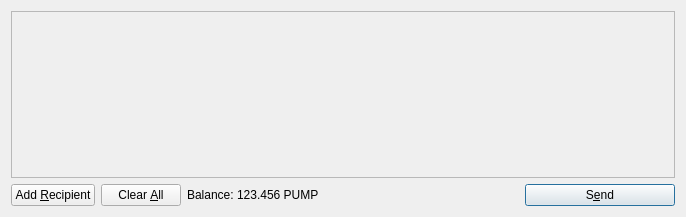
Before: the Qt Designer form src/qt/forms/sendcoinsdialog.ui in PumpCoinDEV/PumpCoin, drawn with Qt 5.
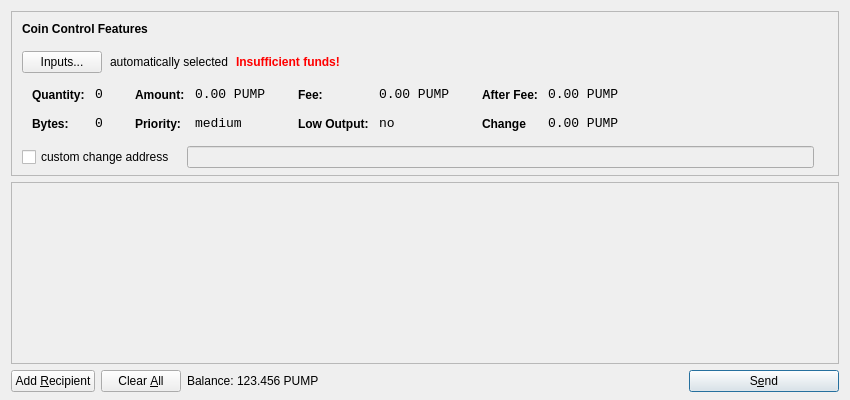
After: the same form once the commit is applied. Icons and pictures are not drawn.

The edit to the form file:
```diff
--- a/src/qt/forms/sendcoinsdialog.ui
+++ b/src/qt/forms/sendcoinsdialog.ui
@@ -6,14 +6,615 @@
    <rect>
     <x>0</x>
     <y>0</y>
-    <width>686</width>
-    <height>217</height>
+    <width>850</width>
+    <height>400</height>
    </rect>
   </property>
   <property name="windowTitle">
    <string>Send Coins</string>
   </property>
-  <layout class="QVBoxLayout" name="verticalLayout">
+  <layout class="QVBoxLayout" name="verticalLayout" stretch="0,1,0">
+   <property name="bottomMargin">
+    <number>8</number>
+   </property>
+   <item>
+    <widget class="QFrame" name="frameCoinControl">
+     <property name="sizePolicy">
+      <sizepolicy hsizetype="Expanding" vsizetype="Expanding">
+       <horstretch>0</horstretch>
+       <verstretch>0</verstretch>
+      </sizepolicy>
+     </property>
+     <property name="maximumSize">
+      <size>
+       <width>16777215</width>
+       <height>16777215</height>
+      </size>
+     </property>
+     <property name="frameShape">
+      <enum>QFrame::StyledPanel</enum>
+     </property>
+     <property name="frameShadow">
+      <enum>QFrame::Sunken</enum>
+     </property>
+     <layout class="QVBoxLayout" name="verticalLayoutCoinControl2">
+      <property name="spacing">
+       <number>-1</number>
+      </property>
+      <property name="leftMargin">
+       <number>0</number>
+      </property>
+      <property name="topMargin">
+       <number>0</number>
+      </property>
+      <property name="rightMargin">
+       <number>0</number>
+      </property>
+      <property name="bottomMargin">
+       <number>6</number>
+      </property>
+      <item>
+       <layout class="QVBoxLayout" name="verticalLayoutCoinControl" stretch="0,0,0,0,1">
+        <property name="spacing">
+         <number>0</number>
+        </property>
+        <property name="leftMargin">
+         <number>10</number>
+        </property>
+        <property name="topMargin">
+         <number>10</number>
+        </property>
+        <item>
+         <layout class="QHBoxLayout" name="horizontalLayoutCoinControl1">
+          <property name="bottomMargin">
+           <number>15</number>
+          </property>
+          <item>
+           <widget class="QLabel" name="labelCoinControlFeatures">
+            <property name="sizePolicy">
+             <sizepolicy hsizetype="Preferred" vsizetype="Maximum">
+              <horstretch>0</horstretch>
+              <verstretch>0</verstretch>
+             </sizepolicy>
+            </property>
+            <property name="font">
+             <font>
+              <weight>75</weight>
+              <bold>true</bold>
+             </font>
+            </property>
+            <property name="styleSheet">
+             <string notr="true">font-weight:bold;</string>
+            </property>
+            <property name="text">
+             <string>Coin Control Features</string>
+            </property>
+           </widget>
+          </item>
+         </layout>
+        </item>
+        <item>
+         <layout class="QHBoxLayout" name="horizontalLayoutCoinControl2" stretch="0,0,0,0">
+          <property name="spacing">
+           <number>8</number>
+          </property>
+          <property name="bottomMargin">
+           <number>10</number>
+          </property>
+          <item>
+           <widget class="QPushButton" name="pushButtonCoinControl">
+            <property name="styleSheet">
+             <string notr="true"/>
+            </property>
+            <property name="text">
+             <string>Inputs...</string>
+            </property>
+           </widget>
+          </item>
+          <item>
+           <widget class="QLabel" name="labelCoinControlAutomaticallySelected">
+            <property name="text">
+             <string>automatically selected</string>
+            </property>
+            <property name="margin">
+             <number>5</number>
+            </property>
+           </widget>
+          </item>
+          <item>
+           <widget class="QLabel" name="labelCoinControlInsuffFunds">
+            <property name="font">
+             <font>
+              <weight>75</weight>
+              <bold>true</bold>
+             </font>
+            </property>
+            <property name="styleSheet">
+             <string notr="true">color:red;font-weight:bold;</string>
+            </property>
+            <property name="text">
+             <string>Insufficient funds!</string>
+            </property>
+            <property name="margin">
+             <number>5</number>
+            </property>
+           </widget>
+          </item>
+          <item>
+           <spacer name="horizontalSpacerCoinControl">
+            <property name="orientation">
+             <enum>Qt::Horizontal</enum>
+            </property>
+            <property name="sizeHint" stdset="0">
+             <size>
+              <width>40</width>
+              <height>1</height>
+             </size>
+            </property>
+           </spacer>
+          </item>
+         </layout>
+        </item>
+        <item>
+         <widget class="QWidget" name="widgetCoinControl" native="true">
+          <property name="sizePolicy">
+           <sizepolicy hsizetype="Preferred" vsizetype="Preferred">
+            <horstretch>0</horstretch>
+            <verstretch>0</verstretch>
+           </sizepolicy>
+          </property>
+          <property name="minimumSize">
+           <size>
+            <width>0</width>
+            <height>0</height>
+           </size>
+          </property>
+          <property name="styleSheet">
+           <string notr="true"/>
+          </property>
+          <layout class="QHBoxLayout" name="horizontalLayoutCoinControl5">
+           <property name="margin">
+            <number>0</number>
+           </property>
+           <item>
+            <layout class="QHBoxLayout" name="horizontalLayoutCoinControl3" stretch="0,0,0,1">
+             <property name="spacing">
+              <number>20</number>
+             </property>
+             <property name="topMargin">
+              <number>0</number>
+             </property>
+             <property name="bottomMargin">
+              <number>10</number>
+             </property>
+             <item>
+              <layout class="QFormLayout" name="formLayoutCoinControl1">
+               <property name="horizontalSpacing">
+                <number>10</number>
+               </property>
+               <property name="verticalSpacing">
+                <number>14</number>
+               </property>
+               <property name="leftMargin">
+                <number>10</number>
+               </property>
+               <property name="topMargin">
+                <number>4</number>
+               </property>
+               <property name="rightMargin">
+                <number>6</number>
+               </property>
+               <item row="0" column="0">
+                <widget class="QLabel" name="labelCoinControlQuantityText">
+                 <property name="styleSheet">
+                  <string notr="true">font-weight:bold;</string>
+                 </property>
+                 <property name="text">
+                  <string>Quantity:</string>
+                 </property>
+                 <property name="margin">
+                  <number>0</number>
+                 </property>
+                </widget>
+               </item>
+               <item row="0" column="1">
+                <widget class="QLabel" name="labelCoinControlQuantity">
+                 <property name="font">
+                  <font>
+                   <family>Monospace</family>
+                   <pointsize>10</pointsize>
+                  </font>
+                 </property>
+                 <property name="cursor">
+                  <cursorShape>IBeamCursor</cursorShape>
+                 </property>
+                 <property name="contextMenuPolicy">
+                  <enum>Qt::ActionsContextMenu</enum>
+                 </property>
+                 <property name="text">
+                  <string>0</string>
+                 </property>
+                 <property name="margin">
+                  <number>0</number>
+                 </property>
+                 <property name="textInteractionFlags">
+                  <set>Qt::LinksAccessibleByMouse|Qt::TextSelectableByKeyboard|Qt::TextSelectableByMouse</set>
+                 </property>
+                </widget>
+               </item>
+               <item row="1" column="0">
+                <widget class="QLabel" name="labelCoinControlBytesText">
+                 <property name="styleSheet">
+                  <string notr="true">font-weight:bold;</string>
+                 </property>
+                 <property name="text">
+                  <string>Bytes:</string>
+                 </property>
+                </widget>
+               </item>
+               <item row="1" column="1">
+                <widget class="QLabel" name="labelCoinControlBytes">
+                 <property name="font">
+                  <font>
+                   <family>Monospace</family>
+                   <pointsize>10</pointsize>
+                  </font>
+                 </property>
+                 <property name="cursor">
+                  <cursorShape>IBeamCursor</cursorShape>
+                 </property>
+                 <property name="contextMenuPolicy">
+                  <enum>Qt::ActionsContextMenu</enum>
+                 </property>
+                 <property name="text">
+                  <string>0</string>
+                 </property>
+                 <property name="textInteractionFlags">
+                  <set>Qt::LinksAccessibleByMouse|Qt::TextSelectableByKeyboard|Qt::TextSelectableByMouse</set>
+                 </property>
+                </widget>
+               </item>
+              </layout>
+             </item>
+             <item>
+              <layout class="QFormLayout" name="formLayoutCoinControl2">
+               <property name="horizontalSpacing">
+                <number>10</number>
+               </property>
+               <property name="verticalSpacing">
+                <number>14</number>
+               </property>
+               <property name="leftMargin">
+                <number>6</number>
+               </property>
+               <property name="topMargin">
+                <number>4</number>
+               </property>
+               <property name="rightMargin">
+                <number>6</number>
+               </property>
+               <item row="0" column="0">
+                <widget class="QLabel" name="labelCoinControlAmountText">
+                 <property name="styleSheet">
+                  <string notr="true">font-weight:bold;</string>
+                 </property>
+                 <property name="text">
+                  <string>Amount:</string>
+                 </property>
+                 <property name="margin">
+                  <number>0</number>
+                 </property>
+                </widget>
+               </item>
+               <item row="0" column="1">
+                <widget class="QLabel" name="labelCoinControlAmount">
+                 <property name="font">
+                  <font>
+                   <family>Monospace</family>
+                   <pointsize>10</pointsize>
+                  </font>
+                 </property>
+                 <property name="cursor">
+                  <cursorShape>IBeamCursor</cursorShape>
+                 </property>
+                 <property name="contextMenuPolicy">
+                  <enum>Qt::ActionsContextMenu</enum>
+                 </property>
+                 <property name="text">
+                  <string>0.00 PUMP</string>
+                 </property>
+                 <property name="textInteractionFlags">
+                  <set>Qt::LinksAccessibleByMouse|Qt::TextSelectableByKeyboard|Qt::TextSelectableByMouse</set>
+                 </property>
+                </widget>
+               </item>
+               <item row="1" column="0">
+                <widget class="QLabel" name="labelCoinControlPriorityText">
+                 <property name="styleSheet">
+                  <string notr="true">font-weight:bold;</string>
+                 </property>
+                 <property name="text">
+                  <string>Priority:</string>
+                 </property>
+                </widget>
+               </item>
+               <item row="1" column="1">
+                <widget class="QLabel" name="labelCoinControlPriority">
+                 <property name="font">
+                  <font>
+                   <family>Monospace</family>
+                   <pointsize>10</pointsize>
+                  </font>
+                 </property>
+                 <property name="cursor">
+                  <cursorShape>IBeamCursor</cursorShape>
+                 </property>
+                 <property name="contextMenuPolicy">
+                  <enum>Qt::ActionsContextMenu</enum>
+                 </property>
+                 <property name="text">
+                  <string>medium</string>
+                 </property>
+                 <property name="textInteractionFlags">
+                  <set>Qt::LinksAccessibleByMouse|Qt::TextSelectableByKeyboard|Qt::TextSelectableByMouse</set>
+                 </property>
+                </widget>
+               </item>
+              </layout>
+             </item>
+             <item>
+              <layout class="QFormLayout" name="formLayoutCoinControl3">
+               <property name="horizontalSpacing">
+                <number>10</number>
+               </property>
+               <property name="verticalSpacing">
+                <number>14</number>
+               </property>
+               <property name="leftMargin">
+                <number>6</number>
+               </property>
+               <property name="topMargin">
+                <number>4</number>
+               </property>
+               <property name="rightMargin">
+                <number>6</number>
+               </property>
+               <item row="0" column="0">
+                <widget class="QLabel" name="labelCoinControlFeeText">
+                 <property name="styleSheet">
+                  <string notr="true">font-weight:bold;</string>
+                 </property>
+                 <property name="text">
+                  <string>Fee:</string>
+                 </property>
+                 <property name="margin">
+                  <number>0</number>
+                 </property>
+                </widget>
+               </item>
+               <item row="0" column="1">
+                <widget class="QLabel" name="labelCoinControlFee">
+                 <property name="font">
+                  <font>
+                   <family>Monospace</family>
+                   <pointsize>10</pointsize>
+                  </font>
+                 </property>
+                 <property name="cursor">
+                  <cursorShape>IBeamCursor</cursorShape>
+                 </property>
+                 <property name="contextMenuPolicy">
+                  <enum>Qt::ActionsContextMenu</enum>
+                 </property>
+                 <property name="text">
+                  <string>0.00 PUMP</string>
+                 </property>
+                 <property name="textInteractionFlags">
+                  <set>Qt::LinksAccessibleByMouse|Qt::TextSelectableByKeyboard|Qt::TextSelectableByMouse</set>
+                 </property>
+                </widget>
+               </item>
+               <item row="1" column="0">
+                <widget class="QLabel" name="labelCoinControlLowOutputText">
+                 <property name="styleSheet">
+                  <string notr="true">font-weight:bold;</string>
+                 </property>
+                 <property name="text">
+                  <string>Low Output:</string>
+                 </property>
+                </widget>
+               </item>
+               <item row="1" column="1">
+                <widget class="QLabel" name="labelCoinControlLowOutput">
+                 <property name="font">
+                  <font>
+                   <family>Monospace</family>
+                   <pointsize>10</pointsize>
+                  </font>
+                 </property>
+                 <property name="cursor">
+                  <cursorShape>IBeamCursor</cursorShape>
+                 </property>
+                 <property name="contextMenuPolicy">
+                  <enum>Qt::ActionsContextMenu</enum>
+                 </property>
+                 <property name="text">
+                  <string>no</string>
+                 </property>
+                 <property name="textInteractionFlags">
+                  <set>Qt::LinksAccessibleByMouse|Qt::TextSelectableByKeyboard|Qt::TextSelectableByMouse</set>
+                 </property>
+                </widget>
+               </item>
+              </layout>
+             </item>
+             <item>
+              <layout class="QFormLayout" name="formLayoutCoinControl4">
+               <property name="horizontalSpacing">
+                <number>10</number>
+               </property>
+               <property name="verticalSpacing">
+                <number>14</number>
+               </property>
+               <property name="leftMargin">
+                <number>6</number>
+               </property>
+               <property name="topMargin">
+                <number>4</number>
+               </property>
+               <property name="rightMargin">
+                <number>6</number>
+               </property>
+               <item row="0" column="0">
+                <widget class="QLabel" name="labelCoinControlAfterFeeText">
+                 <property name="styleSheet">
+                  <string notr="true">font-weight:bold;</string>
+                 </property>
+                 <property name="text">
+                  <string>After Fee:</string>
+                 </property>
+                 <property name="margin">
+                  <number>0</number>
+                 </property>
+                </widget>
+               </item>
+               <item row="0" column="1">
+                <widget class="QLabel" name="labelCoinControlAfterFee">
+                 <property name="font">
+                  <font>
+                   <family>Monospace</family>
+                   <pointsize>10</pointsize>
+                  </font>
+                 </property>
+                 <property name="cursor">
+                  <cursorShape>IBeamCursor</cursorShape>
+                 </property>
+                 <property name="contextMenuPolicy">
+                  <enum>Qt::ActionsContextMenu</enum>
+                 </property>
+                 <property name="text">
+                  <string>0.00 PUMP</string>
+                 </property>
+                 <property name="textInteractionFlags">
+                  <set>Qt::LinksAccessibleByMouse|Qt::TextSelectableByKeyboard|Qt::TextSelectableByMouse</set>
+                 </property>
+                </widget>
+               </item>
+               <item row="1" column="0">
+                <widget class="QLabel" name="labelCoinControlChangeText">
+                 <property name="styleSheet">
+                  <string notr="true">font-weight:bold;</string>
+                 </property>
+                 <property name="text">
+                  <string>Change</string>
+                 </property>
+                </widget>
+               </item>
+               <item row="1" column="1">
+                <widget class="QLabel" name="labelCoinControlChange">
+                 <property name="font">
+                  <font>
+                   <family>Monospace</family>
+                   <pointsize>10</pointsize>
+                  </font>
+                 </property>
+                 <property name="cursor">
+                  <cursorShape>IBeamCursor</cursorShape>
+                 </property>
+                 <property name="contextMenuPolicy">
+                  <enum>Qt::ActionsContextMenu</enum>
+                 </property>
+                 <property name="text">
+                  <string>0.00 PUMP</string>
+                 </property>
+                 <property name="textInteractionFlags">
+                  <set>Qt::LinksAccessibleByMouse|Qt::TextSelectableByKeyboard|Qt::TextSelectableByMouse</set>
+                 </property>
+                </widget>
+               </item>
+              </layout>
+             </item>
+            </layout>
+           </item>
+          </layout>
+         </widget>
+        </item>
+        <item>
+         <layout class="QHBoxLayout" name="horizontalLayoutCoinControl4" stretch="0,0,0">
+          <property name="spacing">
+           <number>12</number>
+          </property>
+          <property name="sizeConstraint">
+           <enum>QLayout::SetDefaultConstraint</enum>
+          </property>
+          <property name="topMargin">
+           <number>5</number>
+          </property>
+          <property name="rightMargin">
+           <number>5</number>
+          </property>
+          <item>
+           <widget class="QCheckBox" name="checkBoxCoinControlChange">
+            <property name="text">
+             <string>custom change address</string>
+            </property>
+           </widget>
+          </item>
+          <item>
+           <widget class="QLineEdit" name="lineEditCoinControlChange">
+            <property name="enabled">
+             <bool>false</bool>
+            </property>
+            <property name="sizePolicy">
+             <sizepolicy hsizetype="Expanding" vsizetype="Fixed">
+              <horstretch>0</horstretch>
+              <verstretch>0</verstretch>
+             </sizepolicy>
+            </property>
+           </widget>
+          </item>
+          <item>
+           <widget class="QLabel" name="labelCoinControlChangeLabel">
+            <property name="sizePolicy">
+             <sizepolicy hsizetype="Preferred" vsizetype="Expanding">
+              <horstretch>0</horstretch>
+              <verstretch>0</verstretch>
+             </sizepolicy>
+            </property>
+            <property name="minimumSize">
+             <size>
+              <width>0</width>
+              <height>0</height>
+             </size>
+            </property>
+            <property name="text">
+             <string/>
+            </property>
+            <property name="margin">
+             <number>3</number>
+            </property>
+           </widget>
+          </item>
+         </layout>
+        </item>
+        <item>
+         <spacer name="verticalSpacerCoinControl">
+          <property name="orientation">
+           <enum>Qt::Vertical</enum>
+          </property>
+          <property name="sizeHint" stdset="0">
+           <size>
+            <width>800</width>
+            <height>1</height>
+           </size>
+          </property>
+         </spacer>
+        </item>
+       </layout>
+      </item>
+     </layout>
+    </widget>
+   </item>
    <item>
     <widget class="QScrollArea" name="scrollArea">
      <property name="widgetResizable">
@@ -24,7 +625,7 @@
        <rect>
         <x>0</x>
         <y>0</y>
-        <width>666</width>
+        <width>830</width>
         <height>165</height>
        </rect>
       </property>
@@ -108,6 +709,12 @@
        </property>
        <item>
         <widget class="QLabel" name="label">
+         <property name="sizePolicy">
+          <sizepolicy hsizetype="Preferred" vsizetype="Fixed">
+           <horstretch>0</horstretch>
+           <verstretch>0</verstretch>
+          </sizepolicy>
+         </property>
          <property name="text">
           <string>Balance:</string>
          </property>
@@ -115,6 +722,12 @@
        </item>
        <item>
         <widget class="QLabel" name="labelBalance">
+         <property name="sizePolicy">
+          <sizepolicy hsizetype="Preferred" vsizetype="Fixed">
+           <horstretch>0</horstretch>
+           <verstretch>0</verstretch>
+          </sizepolicy>
+         </property>
          <property name="cursor">
           <cursorShape>IBeamCursor</cursorShape>
          </property>
```
